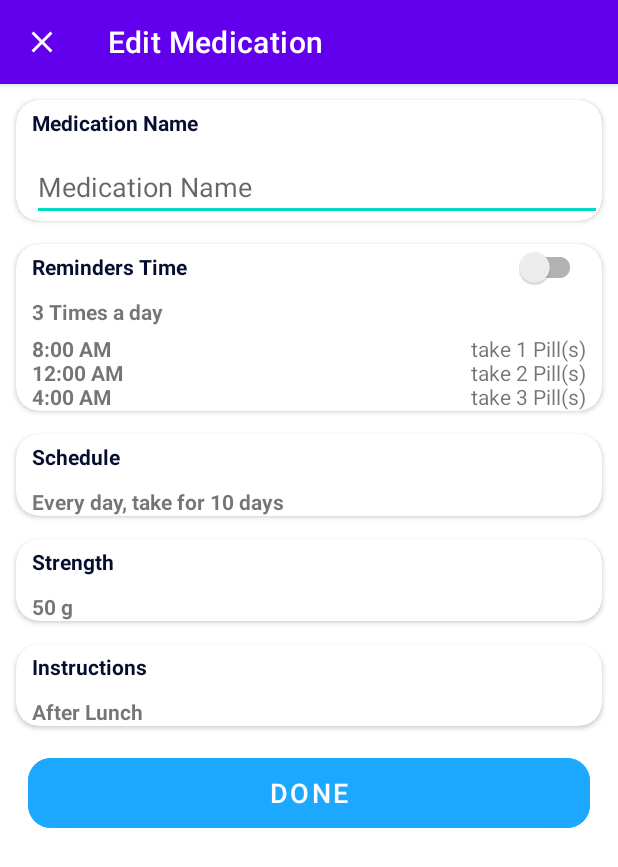
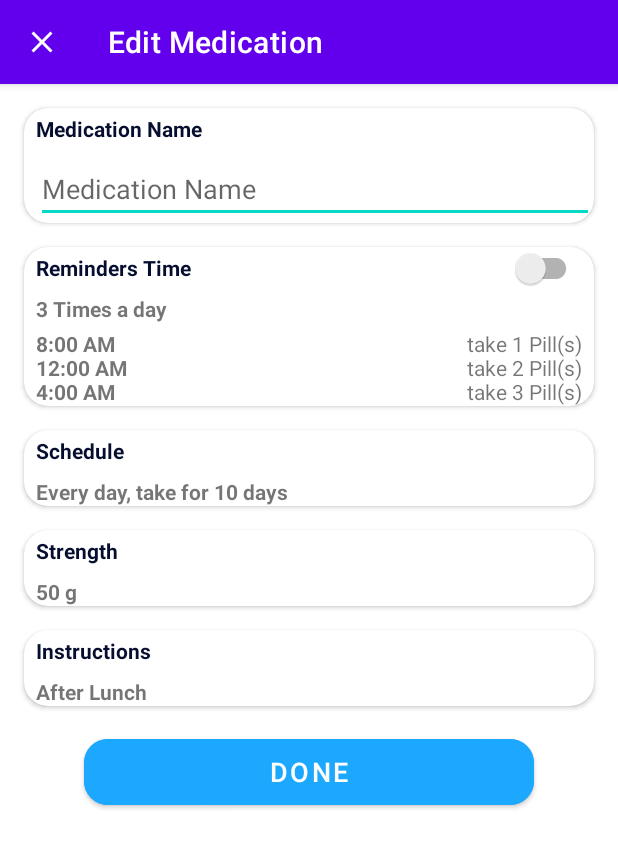
Before and after one commit to AhmedAbdallah125/Medical-Reminder, an Android app: the MedicationDrugEdit screen opened directly, with no data from a screen before it, on a phone screen of 412 x 824 dp. Shown: the top 867 px of the screen. Run offline under Robolectric (Android 15) with nearby library versions, the phone set to English and light mode, and no system bars.

Commit message:
clear sdp library and fix sizes

```diff
--- a/app/build.gradle
+++ b/app/build.gradle
@@ -37,18 +37,16 @@ dependencies {
     implementation 'androidx.appcompat:appcompat:1.4.1'
     implementation 'com.google.android.material:material:1.5.0'
     implementation 'androidx.constraintlayout:constraintlayout:2.1.3'
-
     implementation 'com.google.code.gson:gson:2.8.9'
     implementation 'com.squareup.retrofit2:retrofit:2.4.0'
     implementation 'com.squareup.retrofit2:converter-gson:2.4.0'
     implementation "androidx.room:room-runtime:2.4.1"
-    implementation 'com.android.car.ui:car-ui-lib:+'
+    implementation 'com.android.car.ui:car-ui-lib:2.0.0'
     implementation 'androidx.legacy:legacy-support-v4:1.0.0'
     annotationProcessor "androidx.room:room-compiler:2.4.1"
     implementation 'com.github.bumptech.glide:glide:4.12.0'
     annotationProcessor 'com.github.bumptech.glide:compiler:4.12.0'
     testImplementation 'junit:junit:4.13.2'
-    implementation 'com.intuit.sdp:sdp-android:1.0.6'
     androidTestImplementation 'androidx.test.ext:junit:1.1.3'
     androidTestImplementation 'androidx.test.espresso:espresso-core:3.4.0'
     coreLibraryDesugaring 'com.android.tools:desugar_jdk_libs:1.1.5'
--- /dev/null
+++ b/app/src/main/java/com/team_three/medicalreminder/addmedication/presenter/AddMedicationPresenter.java
@@ -0,0 +1,4 @@
+package com.team_three.medicalreminder.addmedication.presenter;
+
+public class AddMedicationPresenter implements AddMedicationPresenterInterface{
+}
--- /dev/null
+++ b/app/src/main/java/com/team_three/medicalreminder/addmedication/presenter/AddMedicationPresenterInterface.java
@@ -0,0 +1,4 @@
+package com.team_three.medicalreminder.addmedication.presenter;
+
+public interface AddMedicationPresenterInterface {
+}
--- /dev/null
+++ b/app/src/main/java/com/team_three/medicalreminder/medicationdrug/presenter/MedicationDrugDisplayPresenter.java
@@ -0,0 +1,4 @@
+package com.team_three.medicalreminder.medicationdrug.presenter;
+
+public class MedicationDrugDisplayPresenter implements MedicationDrugDisplayPresenterInterface{
+}
--- /dev/null
+++ b/app/src/main/java/com/team_three/medicalreminder/medicationdrug/presenter/MedicationDrugDisplayPresenterInterface.java
@@ -0,0 +1,4 @@
+package com.team_three.medicalreminder.medicationdrug.presenter;
+
+public interface MedicationDrugDisplayPresenterInterface {
+}
--- a/app/src/main/res/layout/activity_medication_drug_edit.xml
+++ b/app/src/main/res/layout/activity_medication_drug_edit.xml
@@ -15,9 +15,9 @@
             android:id="@+id/MedicationNamecardView"
             android:layout_width="0dp"
             android:layout_height="wrap_content"
-            android:layout_marginLeft="@dimen/_8sdp"
-            android:layout_marginTop="@dimen/_8sdp"
-            android:layout_marginRight="@dimen/_8sdp"
+            android:layout_marginLeft="16dp"
+            android:layout_marginTop="16dp"
+            android:layout_marginRight="16dp"
             app:cardCornerRadius="@dimen/buttonCornerRadius"
             app:layout_constraintEnd_toEndOf="parent"
             app:layout_constraintStart_toStartOf="parent"
@@ -31,8 +31,8 @@
                     android:id="@+id/textView"
                     android:layout_width="0dp"
                     android:layout_height="wrap_content"
-                    android:layout_marginStart="@dimen/_8sdp"
-                    android:layout_marginTop="@dimen/_4sdp"
+                    android:layout_marginStart="8dp"
+                    android:layout_marginTop="4dp"
                     android:text="@string/MedicationName"
                     android:textColor="@color/primaryText"
                     android:textStyle="bold"
@@ -43,7 +43,7 @@
                     android:id="@+id/edtTxtMedicationName"
                     android:layout_width="0dp"
                     android:layout_height="wrap_content"
-                    android:layout_marginTop="@dimen/_8sdp"
+                    android:layout_marginTop="8dp"
                     android:ems="10"
                     android:hint="@string/MedicationName"
                     android:importantForAutofill="no"
@@ -63,9 +63,9 @@
             android:id="@+id/ReminderTimeCardView"
             android:layout_width="0dp"
             android:layout_height="wrap_content"
-            android:layout_marginLeft="@dimen/_8sdp"
-            android:layout_marginTop="@dimen/_12sdp"
-            android:layout_marginRight="@dimen/_8sdp"
+            android:layout_marginLeft="16dp"
+            android:layout_marginTop="16dp"
+            android:layout_marginRight="16dp"
             app:cardCornerRadius="@dimen/buttonCornerRadius"
             app:layout_constraintEnd_toEndOf="parent"
             app:layout_constraintStart_toStartOf="parent"
@@ -79,7 +79,7 @@
                     android:id="@+id/txtDoseTimes"
                     android:layout_width="0dp"
                     android:layout_height="wrap_content"
-                    android:layout_marginTop="@dimen/_8sdp"
+                    android:layout_marginTop="8dp"
                     android:textStyle="bold"
                     app:layout_constraintStart_toStartOf="@+id/txtView2"
                     app:layout_constraintTop_toBottomOf="@+id/txtView2"
@@ -97,7 +97,7 @@
                     android:id="@+id/txtReminderDoseTime2"
                     android:layout_width="0dp"
                     android:layout_height="wrap_content"
-                    android:layout_marginTop="@dimen/_4sdp"
+                    android:layout_marginTop="4dp"
                     android:textStyle="bold"
                     app:layout_constraintStart_toStartOf="@+id/txtDoseTimes"
                     app:layout_constraintTop_toBottomOf="@+id/txtDoseTimes"
@@ -107,8 +107,8 @@
                     android:id="@+id/txtView2"
                     android:layout_width="0dp"
                     android:layout_height="wrap_content"
-                    android:layout_marginStart="@dimen/_8sdp"
-                    android:layout_marginTop="@dimen/_4sdp"
+                    android:layout_marginStart="8dp"
+                    android:layout_marginTop="4dp"
                     android:text="@string/Reminders_Time"
                     android:textColor="@color/primaryText"
                     android:textStyle="bold"
@@ -119,7 +119,7 @@
                     android:id="@+id/TimerSwitch"
                     android:layout_width="wrap_content"
                     android:layout_height="wrap_content"
-                    android:layout_marginEnd="@dimen/_8sdp"
+                    android:layout_marginEnd="8dp"
                     app:layout_constraintBottom_toBottomOf="@+id/txtView2"
                     app:layout_constraintEnd_toEndOf="parent"
                     app:layout_constraintTop_toTopOf="@+id/txtView2"
@@ -133,9 +133,9 @@
             android:id="@+id/ScheduleCard"
             android:layout_width="0dp"
             android:layout_height="wrap_content"
-            android:layout_marginLeft="@dimen/_8sdp"
-            android:layout_marginTop="@dimen/_12sdp"
-            android:layout_marginRight="@dimen/_8sdp"
+            android:layout_marginLeft="16dp"
+            android:layout_marginTop="16dp"
+            android:layout_marginRight="16dp"
             app:cardCornerRadius="@dimen/buttonCornerRadius"
             app:layout_constraintEnd_toEndOf="parent"
             app:layout_constraintStart_toStartOf="parent"
@@ -149,8 +149,8 @@
                     android:id="@+id/txtView"
                     android:layout_width="0dp"
                     android:layout_height="wrap_content"
-                    android:layout_marginStart="@dimen/_8sdp"
-                    android:layout_marginTop="@dimen/_4sdp"
+                    android:layout_marginStart="8dp"
+                    android:layout_marginTop="4dp"
                     android:text="@string/Schedule"
                     android:textColor="@color/primaryText"
                     android:textStyle="bold"
@@ -161,7 +161,7 @@
                     android:id="@+id/txtReminderDuration2"
                     android:layout_width="0dp"
                     android:layout_height="wrap_content"
-                    android:layout_marginTop="@dimen/_8sdp"
+                    android:layout_marginTop="8dp"
                     android:textStyle="bold"
                     app:layout_constraintStart_toStartOf="@+id/txtView"
                     app:layout_constraintTop_toBottomOf="@+id/txtView"
@@ -173,9 +173,9 @@
             android:id="@+id/StrengthCard"
             android:layout_width="0dp"
             android:layout_height="wrap_content"
-            android:layout_marginLeft="@dimen/_8sdp"
-            android:layout_marginTop="@dimen/_12sdp"
-            android:layout_marginRight="@dimen/_8sdp"
+            android:layout_marginLeft="16dp"
+            android:layout_marginTop="16dp"
+            android:layout_marginRight="16dp"
             app:cardCornerRadius="@dimen/buttonCornerRadius"
             app:layout_constraintEnd_toEndOf="parent"
             app:layout_constraintStart_toStartOf="parent"
@@ -189,8 +189,8 @@
                     android:id="@+id/txtView3"
                     android:layout_width="0dp"
                     android:layout_height="wrap_content"
-                    android:layout_marginStart="@dimen/_8sdp"
-                    android:layout_marginTop="@dimen/_4sdp"
+                    android:layout_marginStart="8dp"
+                    android:layout_marginTop="4dp"
                     android:text="@string/Strength"
                     android:textColor="@color/primaryText"
                     android:textStyle="bold"
@@ -201,7 +201,7 @@
                     android:id="@+id/txtDoseStrength"
                     android:layout_width="0dp"
                     android:layout_height="wrap_content"
-                    android:layout_marginTop="@dimen/_8sdp"
+                    android:layout_marginTop="8dp"
                     android:textStyle="bold"
                     app:layout_constraintStart_toStartOf="@+id/txtView3"
                     app:layout_constraintTop_toBottomOf="@+id/txtView3"
@@ -213,9 +213,9 @@
             android:id="@+id/cardView"
             android:layout_width="0dp"
             android:layout_height="wrap_content"
-            android:layout_marginLeft="@dimen/_8sdp"
-            android:layout_marginTop="@dimen/_12sdp"
-            android:layout_marginRight="@dimen/_8sdp"
+            android:layout_marginLeft="16dp"
+            android:layout_marginTop="16dp"
+            android:layout_marginRight="16dp"
             app:cardCornerRadius="@dimen/buttonCornerRadius"
             app:layout_constraintEnd_toEndOf="parent"
             app:layout_constraintStart_toStartOf="parent"
@@ -229,8 +229,8 @@
                     android:id="@+id/txtView4"
                     android:layout_width="0dp"
                     android:layout_height="wrap_content"
-                    android:layout_marginStart="@dimen/_8sdp"
-                    android:layout_marginTop="@dimen/_4sdp"
+                    android:layout_marginStart="8dp"
+                    android:layout_marginTop="4dp"
                     android:text="@string/Instructions"
                     android:textColor="@color/primaryText"
                     android:textStyle="bold"
@@ -241,7 +241,7 @@
                     android:id="@+id/txtDrugInstructions"
                     android:layout_width="0dp"
                     android:layout_height="wrap_content"
-                    android:layout_marginTop="@dimen/_8sdp"
+                    android:layout_marginTop="8dp"
                     android:textStyle="bold"
                     app:layout_constraintStart_toStartOf="@+id/txtView4"
                     app:layout_constraintTop_toBottomOf="@+id/txtView4"
@@ -253,12 +253,13 @@
             android:id="@+id/btnDone"
             android:layout_width="@dimen/buttonWidth"
             android:layout_height="@dimen/buttonHeight"
-            android:layout_marginTop="@dimen/_12sdp"
+            android:layout_marginTop="16dp"
             android:backgroundTint="@color/primaryColor"
             android:text="@string/done"
             android:textColor="@color/white"
             android:textSize="@dimen/buttonFontSize"
             app:cornerRadius="@dimen/buttonCornerRadius"
+            app:layout_constraintBottom_toBottomOf="parent"
             app:layout_constraintEnd_toEndOf="parent"
             app:layout_constraintHorizontal_bias="0.5"
             app:layout_constraintStart_toStartOf="parent"
--- a/app/src/main/res/values/sizes.xml
+++ b/app/src/main/res/values/sizes.xml
@@ -1,9 +1,9 @@
 <?xml version="1.0" encoding="utf-8"?>
 <resources>
-    <dimen name="buttonWidth" >@dimen/_288sdp</dimen>
-    <dimen name="buttonHeight" >@dimen/_45sdp</dimen>
+    <dimen name="buttonWidth" >300dp</dimen>
+    <dimen name="buttonHeight" >56dp</dimen>
     <dimen name="buttonFontSize" >18sp</dimen>
-    <dimen name="buttonCornerRadius" >@dimen/_12sdp</dimen>
-    <dimen name="iconWidth" >@dimen/_20sdp</dimen>
-    <dimen name="iconHeight" >@dimen/_20sdp</dimen>
+    <dimen name="buttonCornerRadius" >16dp</dimen>
+    <dimen name="iconWidth" >24dp</dimen>
+    <dimen name="iconHeight" >24dp</dimen>
 </resources>
```
Also changed, not shown: app/src/main/res/layout/activity_medication_drug_display.xml (+29 -35 lines), app/src/main/res/layout/fragment_add_medication.xml (+39 -35 lines).
